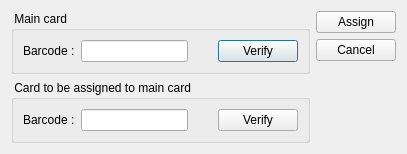
First picture: the form in client/dlgpatientcardassign.ui, repository tbikfalvi/Belenus, before the edit.
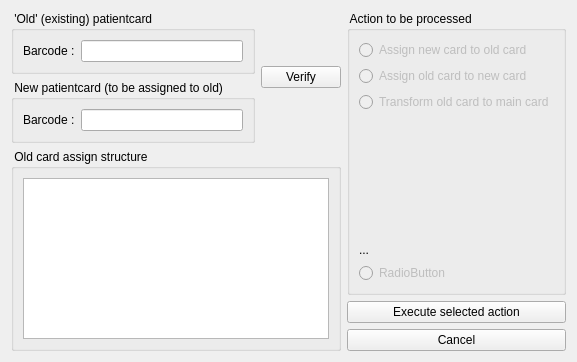
Second picture: the form after the edit.

Diff of the .ui file:
```diff
--- a/client/dlgpatientcardassign.ui
+++ b/client/dlgpatientcardassign.ui
@@ -6,20 +6,24 @@
    <rect>
     <x>0</x>
     <y>0</y>
-    <width>407</width>
-    <height>138</height>
+    <width>524</width>
+    <height>362</height>
    </rect>
   </property>
   <property name="windowTitle">
    <string>Dialog</string>
   </property>
+  <layout class="QHBoxLayout" name="horizontalLayout_4">
+   <item>
+    <layout class="QVBoxLayout" name="verticalLayout_6">
+     <item>
   <layout class="QHBoxLayout" name="horizontalLayout_3">
    <item>
-    <layout class="QVBoxLayout" name="verticalLayout_2">
+        <layout class="QVBoxLayout" name="verticalLayout">
      <item>
       <widget class="QGroupBox" name="gbMainCard">
        <property name="title">
-        <string> Main card </string>
+            <string> 'Old' (existing) patientcard  </string>
        </property>
        <layout class="QHBoxLayout" name="horizontalLayout">
         <item>
@@ -32,33 +36,13 @@
         <item>
          <widget class="QLineEdit" name="ledMainBarcode"/>
         </item>
-        <item>
-         <spacer name="horizontalSpacer">
-          <property name="orientation">
-           <enum>Qt::Horizontal</enum>
-          </property>
-          <property name="sizeHint" stdset="0">
-           <size>
-            <width>25</width>
-            <height>20</height>
-           </size>
-          </property>
-         </spacer>
-        </item>
-        <item>
-         <widget class="QPushButton" name="pbMainVerify">
-          <property name="text">
-           <string>Verify</string>
-          </property>
-         </widget>
-        </item>
        </layout>
       </widget>
      </item>
      <item>
       <widget class="QGroupBox" name="gbNewCard">
        <property name="title">
-        <string> Card to be assigned to main card </string>
+            <string> New patientcard (to be assigned to old) </string>
        </property>
        <layout class="QHBoxLayout" name="horizontalLayout_2">
         <item>
@@ -71,37 +55,152 @@
         <item>
          <widget class="QLineEdit" name="ledAssignBarcode"/>
         </item>
+           </layout>
+          </widget>
+         </item>
+        </layout>
+       </item>
         <item>
-         <spacer name="horizontalSpacer_2">
+        <layout class="QVBoxLayout" name="verticalLayout_2">
+         <item>
+          <widget class="QPushButton" name="pbCheckCards">
+           <property name="text">
+            <string>Verify</string>
+           </property>
+           <property name="iconSize">
+            <size>
+             <width>20</width>
+             <height>20</height>
+            </size>
+           </property>
+           <property name="autoDefault">
+            <bool>false</bool>
+           </property>
+          </widget>
+         </item>
+        </layout>
+       </item>
+      </layout>
+     </item>
+     <item>
+      <widget class="QGroupBox" name="gbInformation">
+       <property name="title">
+        <string> Old card assign structure </string>
+       </property>
+       <layout class="QVBoxLayout" name="verticalLayout_5">
+        <item>
+         <widget class="QTreeWidget" name="tvAssignStructure">
+          <attribute name="headerVisible">
+           <bool>false</bool>
+          </attribute>
+          <column>
+           <property name="text">
+            <string notr="true">1</string>
+           </property>
+          </column>
+         </widget>
+        </item>
+       </layout>
+      </widget>
+     </item>
+    </layout>
+   </item>
+   <item>
+    <layout class="QVBoxLayout" name="verticalLayout_4">
+     <item>
+      <widget class="QGroupBox" name="gbAssignAction">
+       <property name="title">
+        <string> Action to be processed </string>
+       </property>
+       <layout class="QVBoxLayout" name="verticalLayout_3">
+        <item>
+         <widget class="QRadioButton" name="rbActAssign">
+          <property name="enabled">
+           <bool>false</bool>
+          </property>
+          <property name="toolTip">
+           <string>After the assign process the old card will be the main (parent) card, the new card will be the assigned (child) card.</string>
+          </property>
+          <property name="text">
+           <string>Assign new card to old card</string>
+          </property>
+         </widget>
+        </item>
+        <item>
+         <widget class="QRadioButton" name="rbActAssignOld">
+          <property name="enabled">
+           <bool>false</bool>
+          </property>
+          <property name="toolTip">
+           <string>After the assign process the new card will be the main (parent) card and the old card will be the assigned (child) card.</string>
+          </property>
+          <property name="text">
+           <string>Assign old card to new card</string>
+          </property>
+         </widget>
+        </item>
+        <item>
+         <widget class="QRadioButton" name="rbActSetOldToMain">
+          <property name="enabled">
+           <bool>false</bool>
+          </property>
+          <property name="toolTip">
+           <string>Replace the current main (parent) card with the 'old' card. The current main will be assigned (child) card.</string>
+          </property>
+          <property name="text">
+           <string>Transform old card to main card</string>
+          </property>
+         </widget>
+        </item>
+        <item>
+         <spacer name="verticalSpacer_2">
           <property name="orientation">
-           <enum>Qt::Horizontal</enum>
+           <enum>Qt::Vertical</enum>
           </property>
           <property name="sizeHint" stdset="0">
            <size>
-            <width>25</width>
-            <height>20</height>
+            <width>20</width>
+            <height>137</height>
            </size>
           </property>
          </spacer>
         </item>
         <item>
-         <widget class="QPushButton" name="pbAssignVerify">
+         <widget class="QLabel" name="lblInfo">
           <property name="text">
-           <string>Verify</string>
+           <string>...</string>
           </property>
+          <property name="wordWrap">
+           <bool>true</bool>
+          </property>
          </widget>
-        </item>
-       </layout>
-      </widget>
-     </item>
-    </layout>
    </item>
    <item>
-    <layout class="QVBoxLayout" name="verticalLayout">
+         <widget class="QRadioButton" name="rbDefault">
+          <property name="enabled">
+           <bool>false</bool>
+          </property>
+          <property name="text">
+           <string>RadioButton</string>
+          </property>
+         </widget>
+        </item>
+       </layout>
+      </widget>
+     </item>
      <item>
       <widget class="QPushButton" name="pbAssign">
        <property name="text">
-        <string>Assign</string>
+        <string>Execute selected action</string>
+       </property>
+       <property name="iconSize">
+        <size>
+         <width>20</width>
+         <height>20</height>
+        </size>
+       </property>
+       <property name="autoDefault">
+        <bool>false</bool>
        </property>
       </widget>
      </item>
@@ -110,20 +209,16 @@
        <property name="text">
         <string>Cancel</string>
        </property>
-      </widget>
-     </item>
-     <item>
-      <spacer name="verticalSpacer">
-       <property name="orientation">
-        <enum>Qt::Vertical</enum>
-       </property>
-       <property name="sizeHint" stdset="0">
+       <property name="iconSize">
         <size>
          <width>20</width>
-         <height>40</height>
+         <height>20</height>
         </size>
        </property>
-      </spacer>
+       <property name="autoDefault">
+        <bool>false</bool>
+       </property>
+      </widget>
      </item>
     </layout>
    </item>
```
Lines whose indentation alone changed are shown as unchanged.
